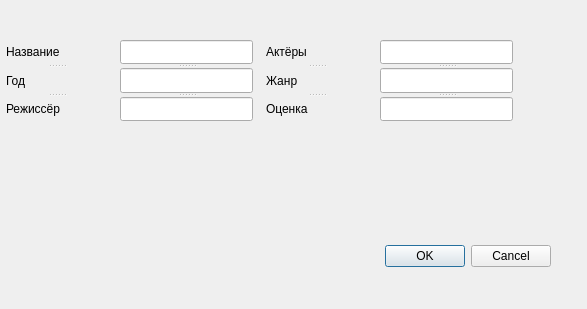
Qt form filmlister/adddialog.ui (RomanChernooki/Laba2) before a commit.
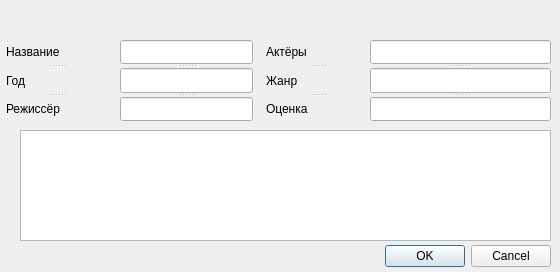
The same form after that commit.

Patch:
```diff
--- a/filmlister/adddialog.ui
+++ b/filmlister/adddialog.ui
@@ -6,8 +6,8 @@
    <rect>
     <x>0</x>
     <y>0</y>
-    <width>587</width>
-    <height>309</height>
+    <width>560</width>
+    <height>272</height>
    </rect>
   </property>
   <property name="windowTitle">
@@ -29,12 +29,22 @@
     <set>QDialogButtonBox::Cancel|QDialogButtonBox::Ok</set>
    </property>
   </widget>
+  <widget class="QPlainTextEdit" name="plainTextEdit">
+   <property name="geometry">
+    <rect>
+     <x>20</x>
+     <y>130</y>
+     <width>531</width>
+     <height>111</height>
+    </rect>
+   </property>
+  </widget>
   <widget class="QSplitter" name="splitter">
    <property name="geometry">
     <rect>
-     <x>380</x>
+     <x>370</x>
      <y>40</y>
-     <width>133</width>
+     <width>181</width>
      <height>81</height>
     </rect>
    </property>
```
